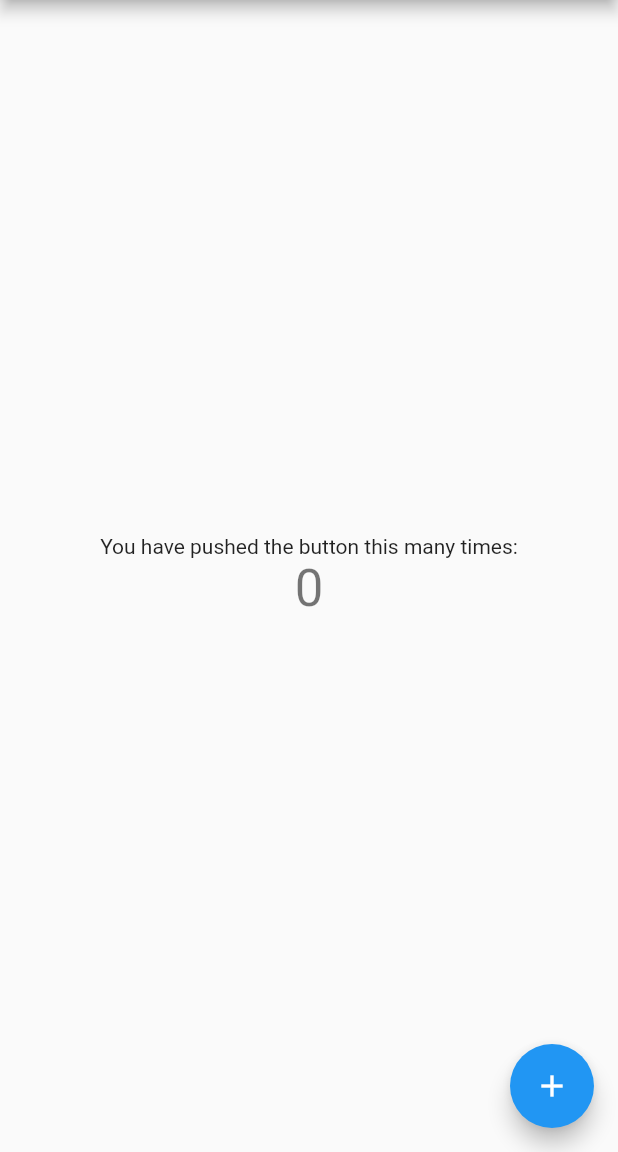
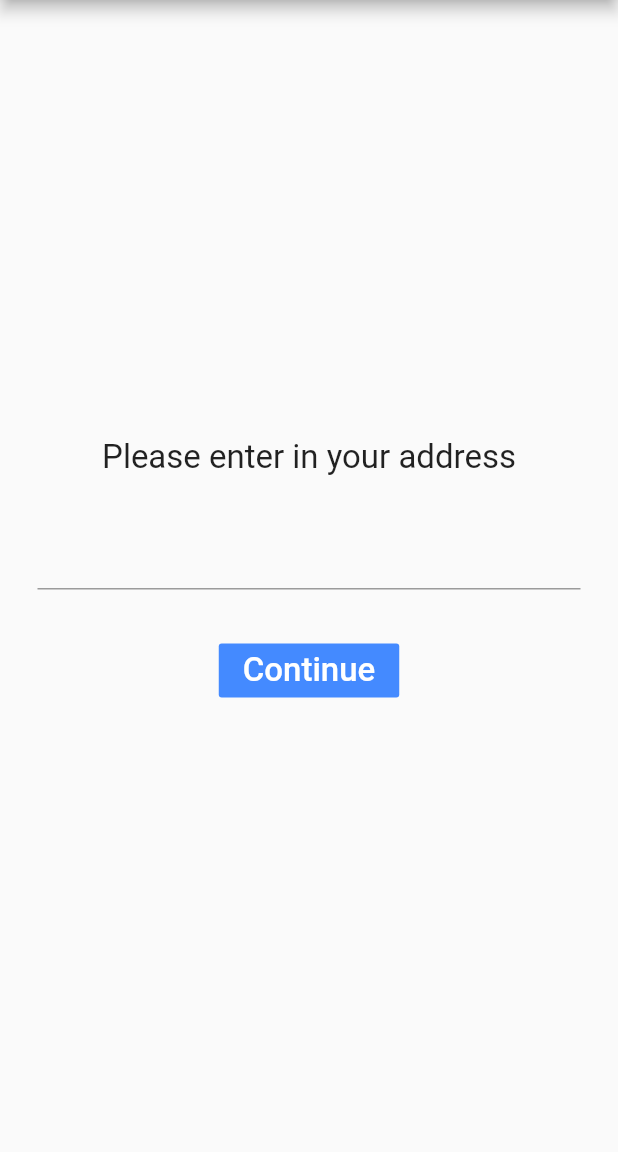
Before and after one commit to nwhacksin2021/FoodDeliveryComparision, a Flutter app: the screen it shows after launch, on a phone screen of 412 x 824 dp, the part 84-1236 px from its top. Run offline on Flutter 3.47's test engine with Material 2 defaults, Android fonts, the phone set to English and light mode, and no system bars; Roboto replaces fonts that are missing (insaniburger).

Commit message:
Work on data classes, building initial pages

```diff
--- /dev/null
+++ b/frontend/lib/card.dart
@@ -0,0 +1,39 @@
+import 'package:flutter/material.dart';
+
+//class to build list items
+/// The base class for the different types of items the list can contain.
+abstract class ListItem {
+  /// The title line to show in a list item.
+  Widget buildTitle(BuildContext context);
+
+  /// The subtitle line, if any, to show in a list item.
+  Widget buildSubtitle(BuildContext context);
+}
+
+/// A ListItem that contains data to display a heading.
+class HeadingItem implements ListItem {
+  final String heading;
+
+  HeadingItem(this.heading);
+
+  Widget buildTitle(BuildContext context) {
+    return Text(
+      heading,
+      style: Theme.of(context).textTheme.title,
+    );
+  }
+
+  Widget buildSubtitle(BuildContext context) => null;
+}
+
+/// A ListItem that contains data to display a message.
+class MessageItem implements ListItem {
+  final String sender;
+  final String body;
+
+  MessageItem(this.sender, this.body);
+
+  Widget buildTitle(BuildContext context) => Text(sender);
+
+  Widget buildSubtitle(BuildContext context) => Text(body);
+}
--- /dev/null
+++ b/frontend/lib/cartItemsPage.dart
@@ -0,0 +1 @@
+//TODO
--- /dev/null
+++ b/frontend/lib/dataclasses/deliverer.dart
@@ -0,0 +1,5 @@
+enum Deliverer {
+  DoorDash,
+  UberEats,
+  SkipTheDishes
+}
--- a/frontend/lib/main.dart
+++ b/frontend/lib/main.dart
@@ -1,6 +1,10 @@
 import 'package:flutter/material.dart';
+import 'package:food_delivery/card.dart';
+import 'restaurantListPage.dart' as RestaurantListPage;
 
-void main() => runApp(MyApp());
+void main() {
+  runApp(MyApp());
+}
 
 class MyApp extends StatelessWidget {
   // This widget is the root of your application.
@@ -18,6 +22,7 @@ class MyApp extends StatelessWidget {
         // or simply save your changes to "hot reload" in a Flutter IDE).
         // Notice that the counter didn't reset back to zero; the application
         // is not restarted.
+        fontFamily: 'insaniburger',
         primarySwatch: Colors.blue,
       ),
       home: MyHomePage(title: 'Food Delivery Comparision App'),
@@ -44,19 +49,6 @@ class MyHomePage extends StatefulWidget {
 }
 
 class _MyHomePageState extends State<MyHomePage> {
-  int _counter = 0;
-
-  void _incrementCounter() {
-    setState(() {
-      // This call to setState tells the Flutter framework that something has
-      // changed in this State, which causes it to rerun the build method below
-      // so that the display can reflect the updated values. If we changed
-      // _counter without calling setState(), then the build method would not be
-      // called again, and so nothing would appear to happen.
-      _counter++;
-    });
-  }
-
   @override
   Widget build(BuildContext context) {
     // This method is rerun every time setState is called, for instance as done
@@ -92,20 +84,51 @@ class _MyHomePageState extends State<MyHomePage> {
             mainAxisAlignment: MainAxisAlignment.center,
             children: <Widget>[
               Text(
-              'You have pushed the button this many times:',
+                'Please enter in your address',
+                style: TextStyle(fontSize: 22.0),
               ),
-            Text(
-              '$_counter',
-              style: Theme.of(context).textTheme.display1,
+              Container(
+                margin: EdgeInsets.all(25),
+                child: TextFormField(
+                  validator: (value) {
+                    if (value.isEmpty) {
+                      return 'Please enter some text';
+                    }
+                    return null;
+                  },
+                  textAlign: TextAlign.center,
+                  style: TextStyle(fontSize: 22.0),
+                ),
+              ),
+              Container(
+                margin: EdgeInsets.all(5),
+                child: FlatButton(
+                  child: Text(
+                    'Continue',
+                    style: TextStyle(fontSize: 22.0),
+                  ),
+                  color: Colors.blueAccent,
+                  textColor: Colors.white,
+                  onPressed: () {
+                    Navigator.push(
+                      context,
+                      MaterialPageRoute(
+                          builder: (context) => RestaurantListPage.RestaurantListPage(
+                                items: List<ListItem>.generate(
+                                  1000,
+                                  (i) => i % 6 == 0
+                                      ? HeadingItem("Heading $i")
+                                      : MessageItem(
+                                          "Sender $i", "Message body $i"),
+                                ),
+                              )),
+                    );
+                  },
+                ),
               ),
             ],
           ),
-      ),
-      floatingActionButton: FloatingActionButton(
-        onPressed: _incrementCounter,
-        tooltip: 'Increment',
-        child: Icon(Icons.add),
-      ), // This trailing comma makes auto-formatting nicer for build methods.
+        ) // This trailing comma makes auto-formatting nicer for build methods.
         );
   }
 }
--- a/frontend/pubspec.yaml
+++ b/frontend/pubspec.yaml
@@ -39,6 +39,11 @@ flutter:
   # included with your application, so that you can use the icons in
   # the material Icons class.
   uses-material-design: true
+  fonts:
+    - family: insaniburger
+      fonts:
+        - asset: fonts/insanibc.ttf
+        - asset: fonts/insanibu.ttf
 
   # To add assets to your application, add an assets section, like this:
   # assets:
```
Also changed, not shown: frontend/lib/dataclasses/cart.dart (added, +35 -0 lines), frontend/lib/dataclasses/cartprice.dart (added, +28 -0 lines), frontend/lib/dataclasses/categories.dart (added, +11 -0 lines), frontend/lib/dataclasses/discount.dart (added, +12 -0 lines), frontend/lib/dataclasses/menuItems.dart (added, +23 -0 lines), frontend/lib/dataclasses/restaurant.dart (added, +44 -0 lines), frontend/lib/restaurantListPage.dart (added, +32 -0 lines), frontend/fonts/Insanibc.ttf (added), frontend/fonts/Insanibu.ttf (added), frontend/lib/menuItemsListPage.dart (added). Lines whose indentation alone changed are shown as unchanged.
